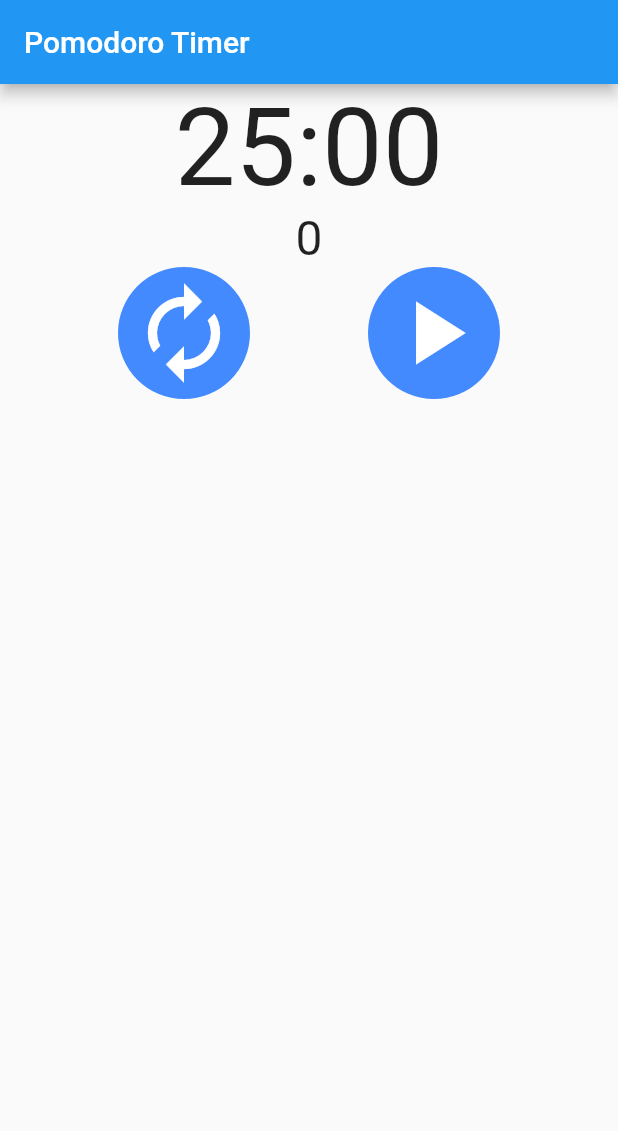
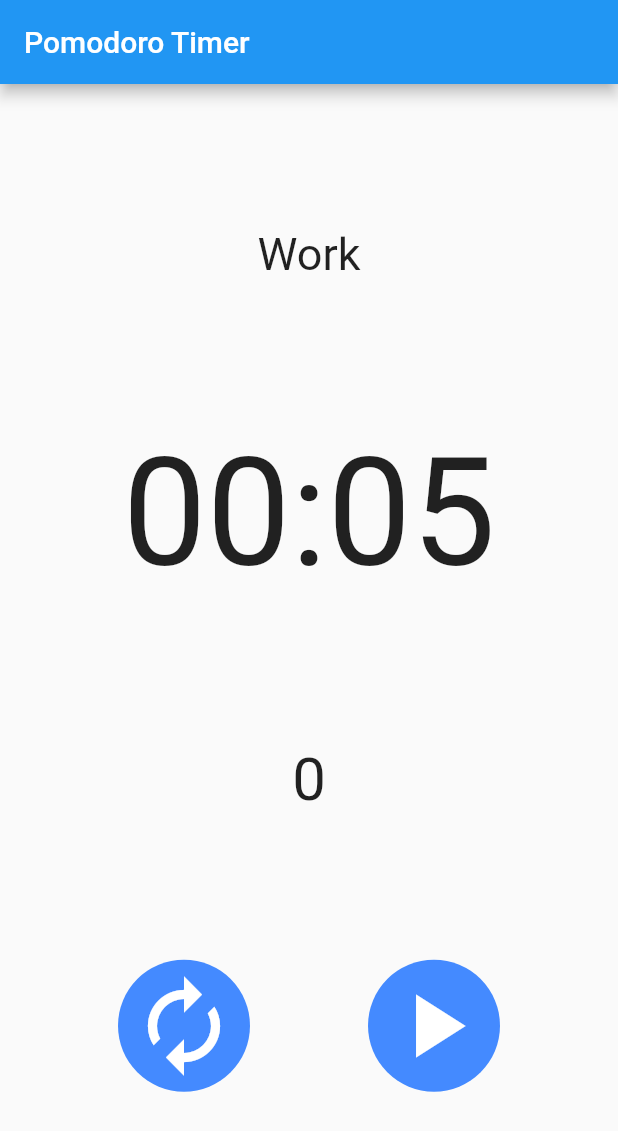
Before and after one commit to miajimyu/flutterpomodoro, a Flutter app: the screen it shows after launch, after a tap on the "autorenew" icon, on a phone screen of 412 x 824 dp. Shown: the top 1131 px of the screen. Run offline on Flutter 3.47's test engine with Material 2 defaults, Android fonts, the phone set to English and light mode, and no system bars.

Commit message:
base pomodoro complete.

```diff
--- a/lib/main.dart
+++ b/lib/main.dart
@@ -1,6 +1,6 @@
 import 'package:flutter/material.dart';
 
-import './timer_page.dart';
+import './pomodoro_page.dart';
 
 void main() => runApp(MyApp());
 
--- /dev/null
+++ b/lib/pomodoro_page.dart
@@ -0,0 +1,177 @@
+import 'package:flutter/material.dart';
+
+import 'dart:async';
+
+// final workTime = Duration(minutes: 25);
+// final shortBreakTime = Duration(minutes: 5);
+// final longBreakTime = Duration(minutes: 15);
+final longBreakAfter = 3;
+final workTime = Duration(seconds: 5);
+final shortBreakTime = Duration(seconds: 2);
+final longBreakTime = Duration(seconds: 3);
+
+enum Status {
+  work,
+  shortBreak,
+  longBreak,
+}
+
+class Pomodoro {
+  Duration targetTime;
+  Status status;
+  int count;
+
+  Pomodoro({
+    this.targetTime,
+    this.status,
+    this.count,
+  });
+}
+
+class Page extends StatefulWidget {
+  @override
+  _PageState createState() => _PageState();
+}
+
+class _PageState extends State<Page> {
+  Stopwatch _sw;
+  Timer _timer;
+  Duration _timeLeft = Duration();
+
+  Pomodoro _pomodoro = Pomodoro(
+    targetTime: workTime,
+    status: Status.work,
+    count: 0,
+  );
+
+  @override
+  void initState() {
+    _pomodoro.targetTime = workTime;
+    _sw = Stopwatch();
+    _timer = Timer.periodic(Duration(milliseconds: 30), _callback);
+    super.initState();
+  }
+
+  @override
+  void dispose() {
+    _timer?.cancel();
+    _timer = null;
+    super.dispose();
+  }
+
+  void _callback(Timer timer) {
+    var _newTimeLeft = _pomodoro.targetTime - _sw.elapsed;
+    if (_newTimeLeft != _timeLeft) {
+      setState(() {
+        _timeLeft = _newTimeLeft;
+      });
+    }
+
+    if (_sw.elapsed > _pomodoro.targetTime) {
+      setState(() {
+        _changeNextStatus();
+      });
+    }
+  }
+
+  void _changeNextStatus() {
+    _sw.stop();
+    _sw.reset();
+    if (_pomodoro.status == Status.work) {
+      _pomodoro.count++;
+      if (_pomodoro.count % longBreakAfter == 0) {
+        _pomodoro.targetTime = longBreakTime;
+        _pomodoro.status = Status.longBreak;
+      } else {
+        _pomodoro.targetTime = shortBreakTime;
+        _pomodoro.status = Status.shortBreak;
+      }
+    } else {
+      _pomodoro.targetTime = workTime;
+      _pomodoro.status = Status.work;
+    }
+  }
+
+  void _resetButtonPressed() {
+    if (!_sw.isRunning) {
+      _sw.reset();
+    }
+  }
+
+  void _buttonPressed() {
+    if (_sw.isRunning) {
+      _sw.stop();
+    } else {
+      _sw.start();
+    }
+  }
+
+  String getTimeString() {
+    String minutes = (_timeLeft.inMinutes % 60).toString().padLeft(2, '0');
+    String seconds = (_timeLeft.inSeconds % 60).toString().padLeft(2, '0');
+    return ("$minutes:$seconds");
+  }
+
+  Widget displayPomodoroStatus() {
+    String text;
+    if (_pomodoro.status == Status.shortBreak) {
+      text = 'Short Break';
+    } else if (_pomodoro.status == Status.longBreak) {
+      text = 'Long Break';
+    } else {
+      text = 'Work';
+    }
+
+    return Text(
+      text,
+      style: TextStyle(fontSize: 30.0),
+    );
+  }
+
+  @override
+  Widget build(BuildContext context) {
+    return Column(
+      mainAxisAlignment: MainAxisAlignment.spaceEvenly,
+      children: <Widget>[
+        displayPomodoroStatus(),
+        Text(
+          getTimeString(),
+          style: TextStyle(fontSize: 100.0),
+        ),
+        Text(
+          _pomodoro.count.toString(),
+          style: TextStyle(fontSize: 40.0),
+        ),
+        Row(
+          mainAxisAlignment: MainAxisAlignment.spaceEvenly,
+          children: <Widget>[
+            Ink(
+              decoration: ShapeDecoration(
+                color: Colors.blueAccent,
+                shape: CircleBorder(),
+              ),
+              child: IconButton(
+                icon: Icon(_sw.isRunning ? null : Icons.autorenew),
+                color: Colors.white,
+                iconSize: 72,
+                onPressed: () => _resetButtonPressed(),
+              ),
+            ),
+            Ink(
+              decoration: ShapeDecoration(
+                color: Colors.blueAccent,
+                shape: CircleBorder(),
+              ),
+              child: IconButton(
+                icon: Icon(_sw.isRunning ? Icons.pause : Icons.play_arrow),
+                color: Colors.white,
+                iconSize: 72,
+                onPressed: () => _buttonPressed(),
+              ),
+            ),
+          ],
+        ),
+      ],
+    );
+  }
+}
--- a/lib/timer_page.dart
+++ /dev/null
@@ -1,156 +0,0 @@
-import 'package:flutter/material.dart';
-
-import 'dart:async';
-
-final workTime = Duration(minutes: 25);
-final shortBreakTime = Duration(minutes: 5);
-
-// final workTime = Duration(seconds: 5);
-// final shortBreakTime = Duration(seconds: 2);
-
-enum TimerStatus {
-  work,
-  shortBreak,
-  longBreak,
-}
-
-class Pomodoro {
-  Duration targetTime;
-  TimerStatus timerStatus;
-  int count;
-
-  Pomodoro({
-    this.targetTime,
-    this.timerStatus,
-    this.count,
-  });
-}
-
-class Page extends StatefulWidget {
-  @override
-  _PageState createState() => _PageState();
-}
-
-class _PageState extends State<Page> {
-  Stopwatch _sw;
-  Timer _timer;
-  Duration _timeLeft = Duration();
-
-  Pomodoro _pomodoro = Pomodoro(
-    targetTime: workTime,
-    timerStatus: TimerStatus.work,
-    count: 0,
-  );
-
-  @override
-  void initState() {
-    _pomodoro.targetTime = workTime;
-    _sw = Stopwatch();
-    _timer = Timer.periodic(Duration(milliseconds: 30), _callback);
-    super.initState();
-  }
-
-  @override
-  void dispose() {
-    _timer?.cancel();
-    _timer = null;
-    super.dispose();
-  }
-
-  void _callback(Timer timer) {
-    var _newTimeLeft = _pomodoro.targetTime - _sw.elapsed;
-    if (_newTimeLeft != _timeLeft) {
-      setState(() {
-        _timeLeft = _newTimeLeft;
-      });
-    }
-
-    if (_sw.elapsed > _pomodoro.targetTime) {
-      _sw.stop();
-      setState(() {
-        _changeNextStatus();
-      });
-    }
-  }
-
-  void _changeNextStatus() {
-    _sw.reset();
-    if (_pomodoro.timerStatus == TimerStatus.work) {
-      _pomodoro.targetTime = shortBreakTime;
-      _pomodoro.timerStatus = TimerStatus.shortBreak;
-      _pomodoro.count++;
-    } else {
-      _pomodoro.targetTime = workTime;
-      _pomodoro.timerStatus = TimerStatus.work;
-    }
-  }
-
-  void _resetButtonPressed() {
-    if (!_sw.isRunning) {
-      _sw.reset();
-    }
-  }
-
-  void _buttonPressed() {
-    if (_sw.isRunning) {
-      _sw.stop();
-    } else {
-      _sw.start();
-    }
-  }
-
-  String getTimeString() {
-    String minutes = (_timeLeft.inMinutes % 60).toString().padLeft(2, '0');
-    String seconds = (_timeLeft.inSeconds % 60).toString().padLeft(2, '0');
-    return ("$minutes:$seconds");
-  }
-
-  @override
-  Widget build(BuildContext context) {
-    return Container(
-      child: Center(
-        child: Column(
-          children: <Widget>[
-            Text(
-              getTimeString(),
-              style: TextStyle(fontSize: 72.0),
-            ),
-            Text(
-              _pomodoro.count.toString(),
-              style: TextStyle(fontSize: 32.0),
-            ),
-            Row(
-              mainAxisAlignment: MainAxisAlignment.spaceEvenly,
-              children: <Widget>[
-                Ink(
-                  decoration: ShapeDecoration(
-                    color: Colors.blueAccent,
-                    shape: CircleBorder(),
-                  ),
-                  child: IconButton(
-                    icon: Icon(_sw.isRunning ? null : Icons.autorenew),
-                    color: Colors.white,
-                    iconSize: 72,
-                    onPressed: () => _resetButtonPressed(),
-                  ),
-                ),
-                Ink(
-                  decoration: ShapeDecoration(
-                    color: Colors.blueAccent,
-                    shape: CircleBorder(),
-                  ),
-                  child: IconButton(
-                    icon: Icon(_sw.isRunning ? Icons.pause : Icons.play_arrow),
-                    color: Colors.white,
-                    iconSize: 72,
-                    onPressed: () => _buttonPressed(),
-                  ),
-                ),
-              ],
-            ),
-          ],
-        ),
-      ),
-    );
-  }
-}
```
Also changed, not shown: 1 other file.
